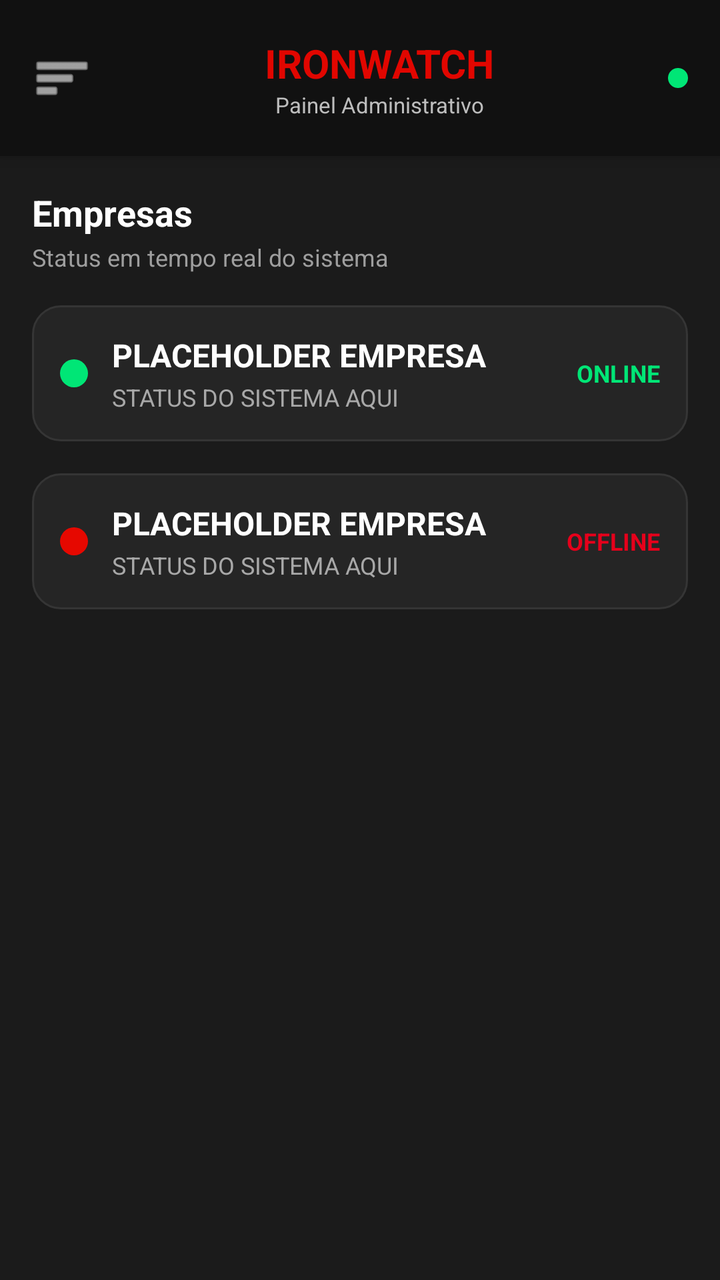
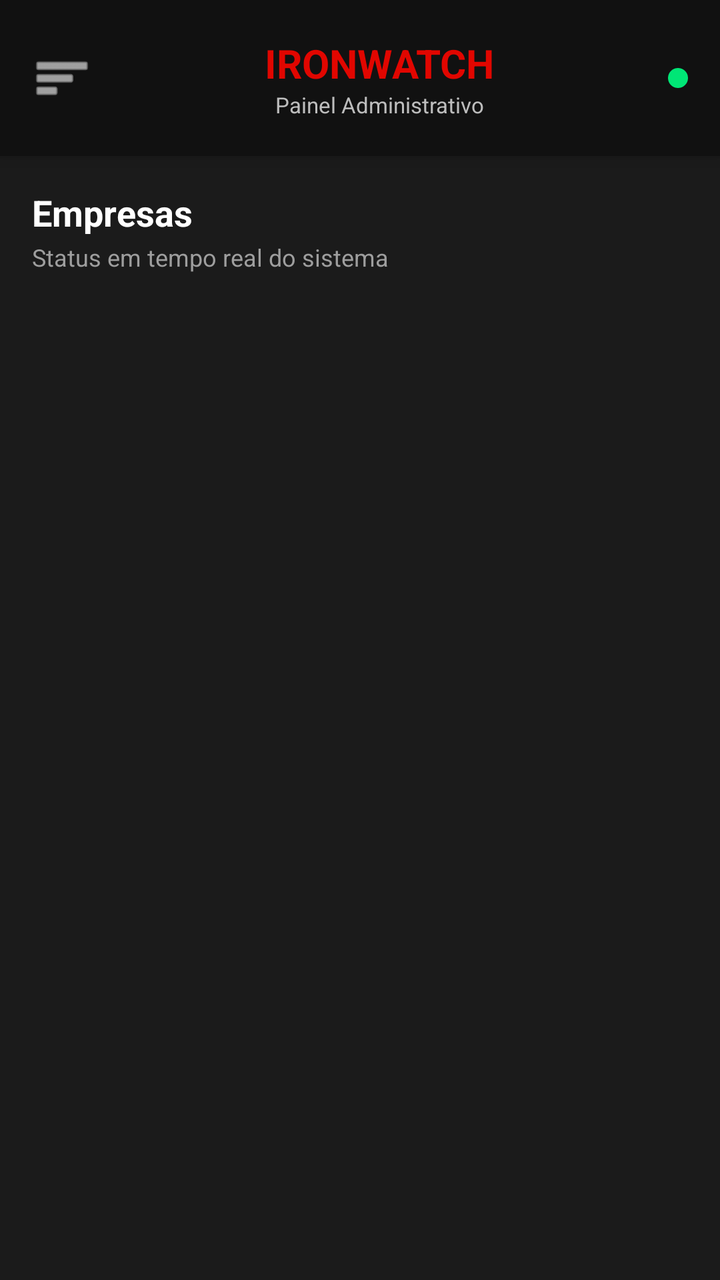

The first picture is an Android layout as it rendered before a commit; the second is the same layout after the commit. The layout source and the unified diff follow.
<!-- AndroidManifest.xml: activity theme Theme.IronWatchAdmin -->
<!-- res/layout/activity_dashboard.xml -->
<?xml version="1.0" encoding="utf-8"?>
<androidx.drawerlayout.widget.DrawerLayout
    xmlns:android="http://schemas.android.com/apk/res/android"
    xmlns:app="http://schemas.android.com/apk/res-auto"
    android:id="@+id/drawer_layout"
    android:layout_width="match_parent"
    android:layout_height="match_parent"
    android:background="#1B1B1B">

    
    <LinearLayout
        android:layout_width="match_parent"
        android:layout_height="match_parent"
        android:orientation="vertical"
        android:background="#1B1B1B">

        
        <LinearLayout
            android:layout_width="match_parent"
            android:layout_height="78dp"
            android:background="#111111"
            android:gravity="center_vertical"
            android:orientation="horizontal"
            android:paddingStart="16dp"
            android:paddingEnd="16dp"
            android:elevation="6dp">

            <ImageView
                android:id="@+id/menuButton"
                android:layout_width="30dp"
                android:layout_height="30dp"
                android:src="@android:drawable/ic_menu_sort_by_size"
                android:tint="#FFFFFF"
                android:contentDescription="Menu" />

            <LinearLayout
                android:layout_width="0dp"
                android:layout_height="wrap_content"
                android:layout_weight="1"
                android:orientation="vertical"
                android:gravity="center"
                android:paddingStart="12dp"
                android:paddingEnd="12dp">

                <TextView
                    android:layout_width="wrap_content"
                    android:layout_height="wrap_content"
                    android:text="IRONWATCH"
                    android:textColor="#E10600"
                    android:textSize="20sp"
                    android:textStyle="bold" />

                <TextView
                    android:layout_width="wrap_content"
                    android:layout_height="wrap_content"
                    android:text="Painel Administrativo"
                    android:textColor="#BDBDBD"
                    android:textSize="11sp" />
            </LinearLayout>

            <View
                android:layout_width="10dp"
                android:layout_height="10dp"
                android:background="@drawable/status_online_circle" />
        </LinearLayout>

        
        <LinearLayout
            android:layout_width="match_parent"
            android:layout_height="wrap_content"
            android:orientation="vertical"
            android:paddingStart="16dp"
            android:paddingTop="16dp"
            android:paddingEnd="16dp"
            android:paddingBottom="8dp">

            <TextView
                android:layout_width="wrap_content"
                android:layout_height="wrap_content"
                android:text="Empresas"
                android:textColor="#FFFFFF"
                android:textSize="18sp"
                android:textStyle="bold" />

            <TextView
                android:layout_width="wrap_content"
                android:layout_height="wrap_content"
                android:text="Status em tempo real do sistema"
                android:textColor="#9E9E9E"
                android:textSize="12sp"
                android:layout_marginTop="2dp" />
        </LinearLayout>

        
        <LinearLayout
            android:layout_width="match_parent"
            android:layout_height="wrap_content"
            android:layout_marginStart="16dp"
            android:layout_marginTop="8dp"
            android:layout_marginEnd="16dp"
            android:layout_marginBottom="8dp"
            android:background="@drawable/bg_card_empresa"
            android:gravity="center_vertical"
            android:orientation="horizontal"
            android:padding="14dp">

            
            <View
                android:layout_width="14dp"
                android:layout_height="14dp"
                android:background="@drawable/status_online_circle"
                android:layout_marginEnd="12dp" />

            
            <LinearLayout
                android:layout_width="0dp"
                android:layout_height="wrap_content"
                android:layout_weight="1"
                android:orientation="vertical">

                <TextView
                    android:layout_width="wrap_content"
                    android:layout_height="wrap_content"
                    android:text="PLACEHOLDER EMPRESA"
                    android:textColor="#FFFFFF"
                    android:textSize="16sp"
                    android:textStyle="bold" />

                <TextView
                    android:layout_width="wrap_content"
                    android:layout_height="wrap_content"
                    android:text="STATUS DO SISTEMA AQUI"
                    android:textColor="#A8A8A8"
                    android:textSize="12sp"
                    android:layout_marginTop="2dp" />
            </LinearLayout>

            
            <TextView
                android:layout_width="wrap_content"
                android:layout_height="wrap_content"
                android:text="ONLINE"
                android:textColor="#00E676"
                android:textSize="12sp"
                android:textStyle="bold" />
        </LinearLayout>
        
        <LinearLayout
            android:layout_width="match_parent"
            android:layout_height="wrap_content"
            android:layout_marginStart="16dp"
            android:layout_marginTop="8dp"
            android:layout_marginEnd="16dp"
            android:layout_marginBottom="8dp"
            android:background="@drawable/bg_card_empresa"
            android:gravity="center_vertical"
            android:orientation="horizontal"
            android:padding="14dp">

            
            <View
                android:layout_width="14dp"
                android:layout_height="14dp"
                android:background="@drawable/status_offline_circle"
                android:layout_marginEnd="12dp" />

            
            <LinearLayout
                android:layout_width="0dp"
                android:layout_height="wrap_content"
                android:layout_weight="1"
                android:orientation="vertical">

                <TextView
                    android:layout_width="wrap_content"
                    android:layout_height="wrap_content"
                    android:text="PLACEHOLDER EMPRESA"
                    android:textColor="#FFFFFF"
                    android:textSize="16sp"
                    android:textStyle="bold" />

                <TextView
                    android:layout_width="wrap_content"
                    android:layout_height="wrap_content"
                    android:text="STATUS DO SISTEMA AQUI"
                    android:textColor="#A8A8A8"
                    android:textSize="12sp"
                    android:layout_marginTop="2dp" />
            </LinearLayout>

            
            <TextView
                android:layout_width="wrap_content"
                android:layout_height="wrap_content"
                android:text="OFFLINE"
                android:textColor="#E6001B"
                android:textSize="12sp"
                android:textStyle="bold" />
        </LinearLayout>

        
        <androidx.recyclerview.widget.RecyclerView
            android:id="@+id/recyclerView"
            android:layout_width="match_parent"
            android:layout_height="0dp"
            android:layout_weight="1"
            android:clipToPadding="false"
            android:paddingStart="16dp"
            android:paddingTop="8dp"
            android:paddingEnd="16dp"
            android:paddingBottom="16dp" />
    </LinearLayout>

    
    <com.google.android.material.navigation.NavigationView
        android:id="@+id/nav_view"
        android:layout_width="280dp"
        android:layout_height="match_parent"
        android:layout_gravity="start"
        android:background="#111111"
        app:itemTextColor="#FFFFFF">

        <LinearLayout
            android:layout_width="match_parent"
            android:layout_height="match_parent"
            android:orientation="vertical"
            android:padding="18dp">

            
            <TextView
                android:layout_width="wrap_content"
                android:layout_height="wrap_content"
                android:text="IRONWATCH"
                android:textColor="#E10600"
                android:textSize="22sp"
                android:textStyle="bold" />

            <TextView
                android:layout_width="wrap_content"
                android:layout_height="wrap_content"
                android:text="Painel de navegação"
                android:textColor="#A0A0A0"
                android:textSize="12sp"
                android:layout_marginTop="2dp"
                android:layout_marginBottom="24dp" />

            <Button
                android:id="@+id/btnRefresh"
                android:layout_width="match_parent"
                android:layout_height="wrap_content"
                android:background="@drawable/bg_drawer_button_red"
                android:text="Atualizar Empresas"
                android:textAllCaps="false"
                android:textColor="#FFFFFF"
                android:textStyle="bold" />

            <Button
                android:id="@+id/btnLogout"
                android:layout_width="match_parent"
                android:layout_height="wrap_content"
                android:layout_marginTop="12dp"
                android:background="@drawable/bg_drawer_button_dark"
                android:text="Encerrar Sessão"
                android:textAllCaps="false"
                android:textColor="#FFFFFF"
                android:textStyle="bold" />
        </LinearLayout>
    </com.google.android.material.navigation.NavigationView>

</androidx.drawerlayout.widget.DrawerLayout>
<!-- resources referenced by this layout -->
<resources>
  <!-- drawable bg_card_empresa (drawable) -->
  <?xml version="1.0" encoding="utf-8"?>
  <shape xmlns:android="http://schemas.android.com/apk/res/android">
      <solid android:color="#252525"/>
      <stroke
          android:width="1dp"
          android:color="#353535"/>
      <corners android:radius="14dp"/>
  </shape>
  <!-- drawable bg_drawer_button_dark (drawable) -->
  <?xml version="1.0" encoding="utf-8"?>
  <shape xmlns:android="http://schemas.android.com/apk/res/android">
      <solid android:color="#1F1F1F"/>
      <stroke
          android:width="1dp"
          android:color="#3A3A3A"/>
      <corners android:radius="12dp"/>
  </shape>
  <!-- drawable bg_drawer_button_red (drawable) -->
  <?xml version="1.0" encoding="utf-8"?>
  <shape xmlns:android="http://schemas.android.com/apk/res/android">
      <solid android:color="#E10600"/>
      <corners android:radius="12dp"/>
  </shape>
  <!-- drawable status_offline_circle (drawable) -->
  <shape xmlns:android="http://schemas.android.com/apk/res/android"
      android:shape="oval">
  
      <size
          android:width="14dp"
          android:height="14dp"/>
  
      <solid android:color="#e60800"/>
  
  </shape>
  <!-- drawable status_online_circle (drawable) -->
  <shape xmlns:android="http://schemas.android.com/apk/res/android"
      android:shape="oval">
  
      <size
          android:width="14dp"
          android:height="14dp"/>
  
      <solid android:color="#00E676"/>
  
  </shape>
  <style name="Theme.IronWatchAdmin" parent="Theme.AppCompat.Light.NoActionBar" />
</resources>

<!-- the commit's change to res/layout/activity_dashboard.xml (unified diff, before → after) -->
@@ -92,113 +92,6 @@
         </LinearLayout>
 
         
-        <LinearLayout
-            android:layout_width="match_parent"
-            android:layout_height="wrap_content"
-            android:layout_marginStart="16dp"
-            android:layout_marginTop="8dp"
-            android:layout_marginEnd="16dp"
-            android:layout_marginBottom="8dp"
-            android:background="@drawable/bg_card_empresa"
-            android:gravity="center_vertical"
-            android:orientation="horizontal"
-            android:padding="14dp">
-
-            
-            <View
-                android:layout_width="14dp"
-                android:layout_height="14dp"
-                android:background="@drawable/status_online_circle"
-                android:layout_marginEnd="12dp" />
-
-            
-            <LinearLayout
-                android:layout_width="0dp"
-                android:layout_height="wrap_content"
-                android:layout_weight="1"
-                android:orientation="vertical">
-
-                <TextView
-                    android:layout_width="wrap_content"
-                    android:layout_height="wrap_content"
-                    android:text="PLACEHOLDER EMPRESA"
-                    android:textColor="#FFFFFF"
-                    android:textSize="16sp"
-                    android:textStyle="bold" />
-
-                <TextView
-                    android:layout_width="wrap_content"
-                    android:layout_height="wrap_content"
-                    android:text="STATUS DO SISTEMA AQUI"
-                    android:textColor="#A8A8A8"
-                    android:textSize="12sp"
-                    android:layout_marginTop="2dp" />
-            </LinearLayout>
-
-            
-            <TextView
-                android:layout_width="wrap_content"
-                android:layout_height="wrap_content"
-                android:text="ONLINE"
-                android:textColor="#00E676"
-                android:textSize="12sp"
-                android:textStyle="bold" />
-        </LinearLayout>
-        
-        <LinearLayout
-            android:layout_width="match_parent"
-            android:layout_height="wrap_content"
-            android:layout_marginStart="16dp"
-            android:layout_marginTop="8dp"
-            android:layout_marginEnd="16dp"
-            android:layout_marginBottom="8dp"
-            android:background="@drawable/bg_card_empresa"
-            android:gravity="center_vertical"
-            android:orientation="horizontal"
-            android:padding="14dp">
-
-            
-            <View
-                android:layout_width="14dp"
-                android:layout_height="14dp"
-                android:background="@drawable/status_offline_circle"
-                android:layout_marginEnd="12dp" />
-
-            
-            <LinearLayout
-                android:layout_width="0dp"
-                android:layout_height="wrap_content"
-                android:layout_weight="1"
-                android:orientation="vertical">
-
-                <TextView
-                    android:layout_width="wrap_content"
-                    android:layout_height="wrap_content"
-                    android:text="PLACEHOLDER EMPRESA"
-                    android:textColor="#FFFFFF"
-                    android:textSize="16sp"
-                    android:textStyle="bold" />
-
-                <TextView
-                    android:layout_width="wrap_content"
-                    android:layout_height="wrap_content"
-                    android:text="STATUS DO SISTEMA AQUI"
-                    android:textColor="#A8A8A8"
-                    android:textSize="12sp"
-                    android:layout_marginTop="2dp" />
-            </LinearLayout>
-
-            
-            <TextView
-                android:layout_width="wrap_content"
-                android:layout_height="wrap_content"
-                android:text="OFFLINE"
-                android:textColor="#E6001B"
-                android:textSize="12sp"
-                android:textStyle="bold" />
-        </LinearLayout>
-
-        
         <androidx.recyclerview.widget.RecyclerView
             android:id="@+id/recyclerView"
             android:layout_width="match_parent"
@@ -226,7 +119,6 @@
             android:orientation="vertical"
             android:padding="18dp">
 
-            
             <TextView
                 android:layout_width="wrap_content"
                 android:layout_height="wrap_content"
<!-- resource entries referenced after the edit -->
@@ -1,14 +1,5 @@
 <!-- resources referenced by this layout -->
 <resources>
-  <!-- drawable bg_card_empresa (drawable) -->
-  <?xml version="1.0" encoding="utf-8"?>
-  <shape xmlns:android="http://schemas.android.com/apk/res/android">
-      <solid android:color="#252525"/>
-      <stroke
-          android:width="1dp"
-          android:color="#353535"/>
-      <corners android:radius="14dp"/>
-  </shape>
   <!-- drawable bg_drawer_button_dark (drawable) -->
   <?xml version="1.0" encoding="utf-8"?>
   <shape xmlns:android="http://schemas.android.com/apk/res/android">
@@ -24,17 +15,6 @@
       <solid android:color="#E10600"/>
       <corners android:radius="12dp"/>
   </shape>
-  <!-- drawable status_offline_circle (drawable) -->
-  <shape xmlns:android="http://schemas.android.com/apk/res/android"
-      android:shape="oval">
-  
-      <size
-          android:width="14dp"
-          android:height="14dp"/>
-  
-      <solid android:color="#e60800"/>
-  
-  </shape>
   <!-- drawable status_online_circle (drawable) -->
   <shape xmlns:android="http://schemas.android.com/apk/res/android"
       android:shape="oval">
